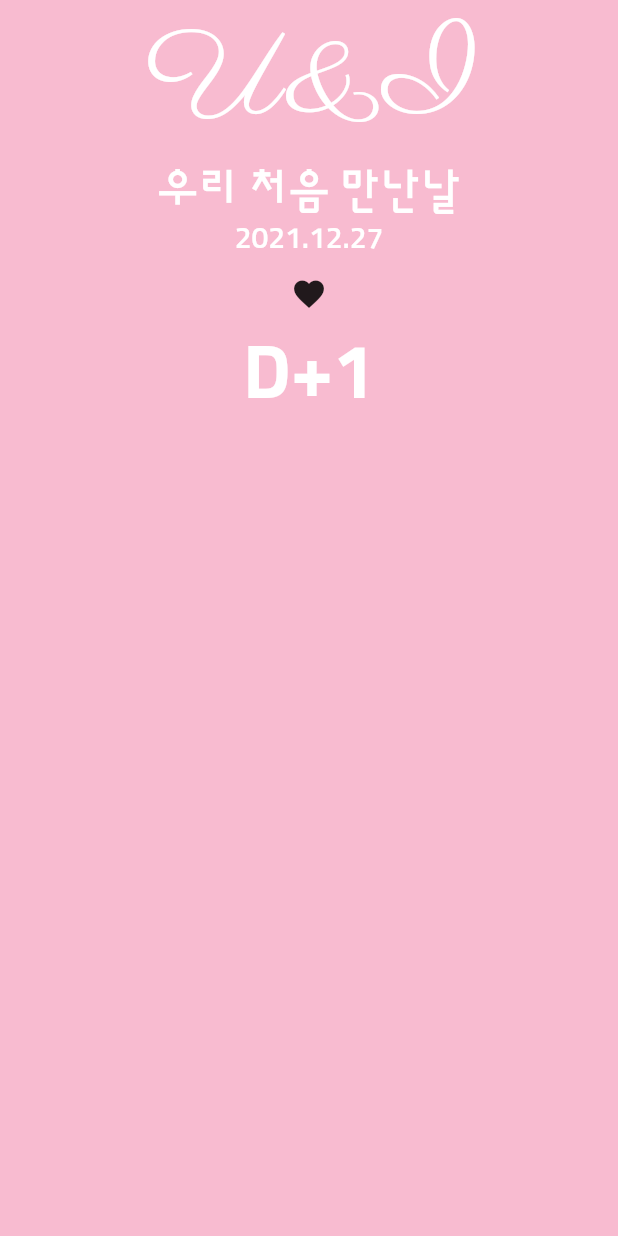
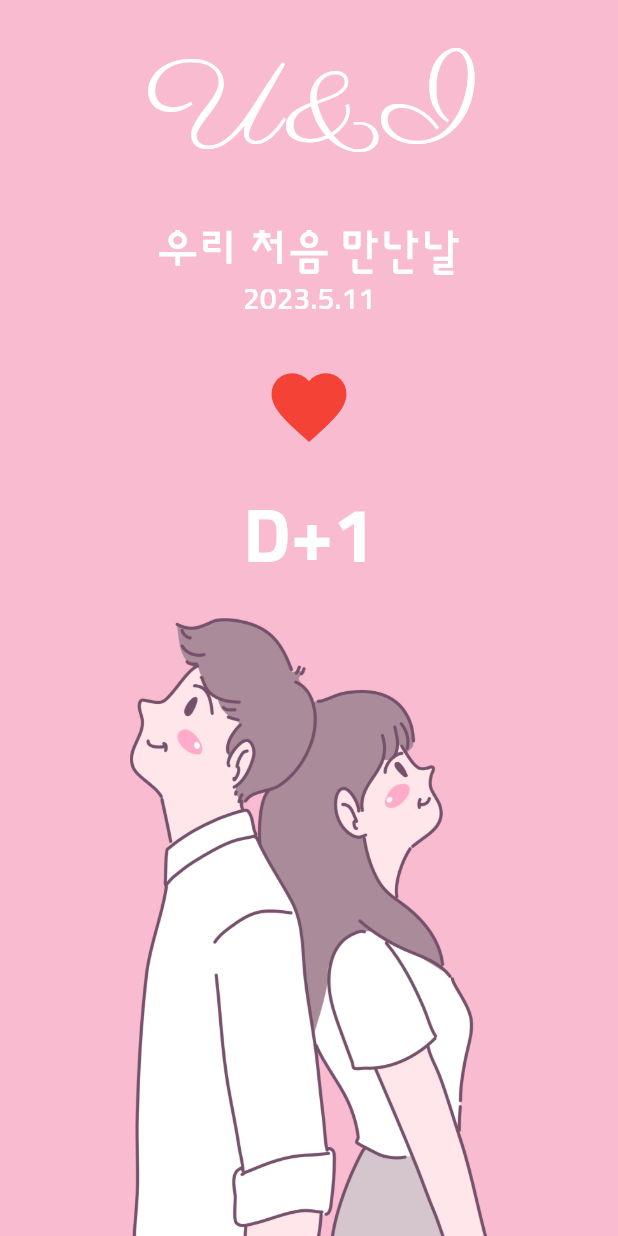
Before and after one commit to Doreki/Flutter, a Flutter app: the screen it shows after launch, on a phone screen of 412 x 824 dp. Run offline on Flutter 3.47's test engine with Material 2 defaults, Android fonts, the phone set to English and light mode, and no system bars; our stand-ins replace webview_flutter.

Commit message:
U and I app

```diff
--- a/u_and_i/lib/screen/home_screen.dart
+++ b/u_and_i/lib/screen/home_screen.dart
@@ -1,3 +1,4 @@
+import 'package:flutter/cupertino.dart';
 import 'package:flutter/material.dart';
 
 class HomeScreen extends StatefulWidget {
@@ -13,9 +14,35 @@ class _HomeScreenState extends State<HomeScreen> {
     return Scaffold(
       backgroundColor: Colors.pink[100],
       body: SafeArea(
+        bottom: false,
         child: Container(
             width: MediaQuery.of(context).size.width,
             child: Column(
+              children: [
+                _TopPart(),
+                _BottomPart(),
+              ],
+            )),
+      ),
+    );
+  }
+}
+
+class _TopPart extends StatefulWidget {
+  const _TopPart({Key? key}) : super(key: key);
+
+  @override
+  State<_TopPart> createState() => _TopPartState();
+}
+
+class _TopPartState extends State<_TopPart> {
+  DateTime selectedDate = DateTime.now();
+
+  @override
+  Widget build(BuildContext context) {
+    return Expanded(
+      child: Column(
+        mainAxisAlignment: MainAxisAlignment.spaceEvenly,
         children: [
           Text(
             'U&I',
@@ -25,6 +52,8 @@ class _HomeScreenState extends State<HomeScreen> {
               fontSize: 80.0,
             ),
           ),
+          Column(
+            children: [
               Text(
                 '우리 처음 만난날',
                 style: TextStyle(
@@ -34,21 +63,54 @@ class _HomeScreenState extends State<HomeScreen> {
                 ),
               ),
               Text(
-                '2021.12.27',
+                '${selectedDate.year}.${selectedDate.month}.${selectedDate.day}',
                 style: TextStyle(
                   color: Colors.white,
                   fontFamily: 'sunflower',
                   fontSize: 20.0,
                 ),
               ),
+            ],
+          ),
           IconButton(
-                onPressed: () {},
-                icon: Icon(
-                  Icons.favorite,
+            iconSize: 60.0,
+            onPressed: () {
+              showCupertinoDialog(
+                context: context,
+                barrierDismissible: true,
+                builder: (BuildContext context) {
+                  return Align(
+                    alignment: Alignment.bottomCenter,
+                    child: Container(
+                      color: Colors.white,
+                      height: 300.0,
+                      child: CupertinoDatePicker(
+                        mode: CupertinoDatePickerMode.date,
+                        initialDateTime: selectedDate,
+                        maximumDate: DateTime(
+                          DateTime.now().year,
+                          DateTime.now().month,
+                          DateTime.now().day,
+                        ),
+                        onDateTimeChanged: (DateTime date) {
+                          setState(() {
+                            selectedDate = date;
+                          });
+                        },
                       ),
                     ),
+                  );
+                },
+              );
+            },
+            icon: Icon(Icons.favorite, color: Colors.red),
+          ),
           Text(
-                'D+1',
+            'D+${DateTime(
+              DateTime.now().year,
+              DateTime.now().month,
+              DateTime.now().day,
+            ).difference(selectedDate).inDays + 1}',
             style: TextStyle(
               color: Colors.white,
               fontFamily: 'sunflower',
@@ -58,8 +120,17 @@ class _HomeScreenState extends State<HomeScreen> {
           ),
         ],
       ),
-        ),
-      ),
     );
   }
 }
+
+class _BottomPart extends StatelessWidget {
+  const _BottomPart({Key? key}) : super(key: key);
+
+  @override
+  Widget build(BuildContext context) {
+    return Expanded(
+      child: Image.asset('asset/img/middle_image.png'),
+    );
+  }
+}
```
Lines whose indentation alone changed are shown as unchanged.
